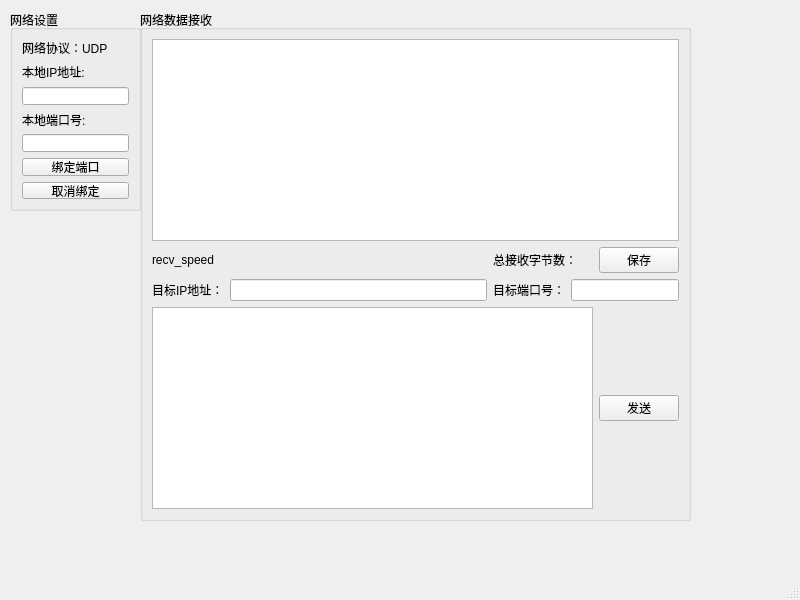
Before: the Qt Designer form MyUdpNetworkassist/mainwindow.ui in ZzJjH/UdpNetworkAssist, drawn with Qt 5.
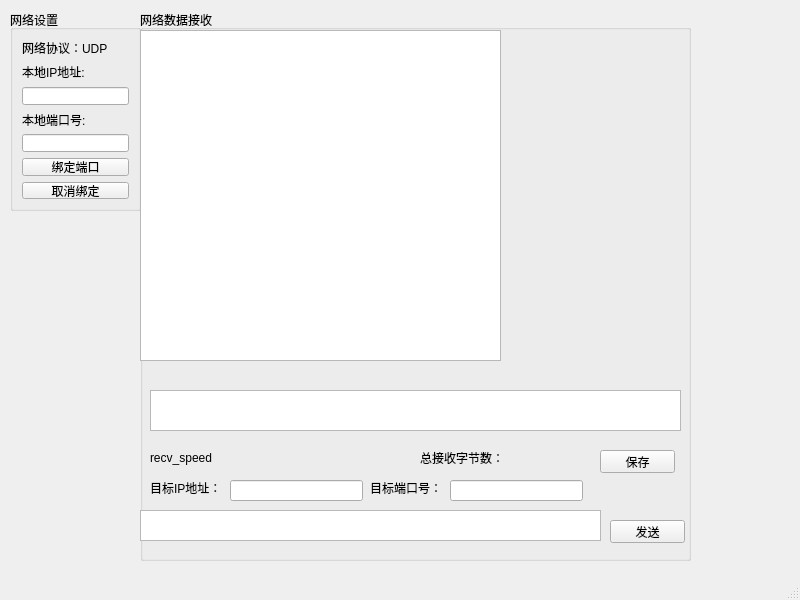
After: the same form once the commit is applied. Custom widgets are drawn as their Qt base class.

Patch:
```diff
--- a/MyUdpNetworkassist/mainwindow.ui
+++ b/MyUdpNetworkassist/mainwindow.ui
@@ -80,82 +80,143 @@
       <x>140</x>
       <y>10</y>
       <width>551</width>
-      <height>511</height>
+      <height>551</height>
      </rect>
     </property>
     <property name="title">
      <string>网络数据接收</string>
     </property>
-    <layout class="QGridLayout" name="gridLayout_2">
-     <item row="0" column="0" colspan="5">
       <widget class="QPlainTextEdit" name="ReceiveplainTextEdit">
+     <property name="geometry">
+      <rect>
+       <x>10</x>
+       <y>380</y>
+       <width>531</width>
+       <height>41</height>
+      </rect>
+     </property>
        <property name="readOnly">
         <bool>false</bool>
        </property>
       </widget>
-     </item>
-     <item row="1" column="0">
       <widget class="QLabel" name="recv_speed">
+     <property name="geometry">
+      <rect>
+       <x>10</x>
+       <y>440</y>
+       <width>65</width>
+       <height>16</height>
+      </rect>
+     </property>
        <property name="text">
         <string>recv_speed</string>
        </property>
       </widget>
-     </item>
-     <item row="1" column="2" colspan="2">
       <widget class="QLabel" name="totalByte">
+     <property name="geometry">
+      <rect>
+       <x>280</x>
+       <y>440</y>
+       <width>84</width>
+       <height>16</height>
+      </rect>
+     </property>
        <property name="text">
         <string>总接收字节数：</string>
        </property>
       </widget>
-     </item>
-     <item row="1" column="4">
       <widget class="QPushButton" name="saveBtn">
+     <property name="geometry">
+      <rect>
+       <x>460</x>
+       <y>440</y>
+       <width>75</width>
+       <height>23</height>
+      </rect>
+     </property>
        <property name="text">
         <string>保存</string>
        </property>
       </widget>
-     </item>
-     <item row="2" column="0">
       <widget class="QLabel" name="label_4">
+     <property name="geometry">
+      <rect>
+       <x>10</x>
+       <y>470</y>
+       <width>71</width>
+       <height>16</height>
+      </rect>
+     </property>
        <property name="text">
         <string>目标IP地址：</string>
        </property>
       </widget>
-     </item>
-     <item row="2" column="1">
-      <widget class="QLineEdit" name="UdpIPlineEdit"/>
-     </item>
-     <item row="2" column="2">
+    <widget class="QLineEdit" name="UdpIPlineEdit">
+     <property name="geometry">
+      <rect>
+       <x>90</x>
+       <y>470</y>
+       <width>133</width>
+       <height>21</height>
+      </rect>
+     </property>
+    </widget>
       <widget class="QLabel" name="label_5">
+     <property name="geometry">
+      <rect>
+       <x>230</x>
+       <y>470</y>
+       <width>72</width>
+       <height>16</height>
+      </rect>
+     </property>
        <property name="text">
         <string>目标端口号：</string>
        </property>
       </widget>
-     </item>
-     <item row="2" column="3" colspan="2">
-      <widget class="QLineEdit" name="UdpPORTlineEdit"/>
-     </item>
-     <item row="3" column="0" colspan="4">
-      <widget class="QTextEdit" name="SendtextEdit"/>
-     </item>
-     <item row="3" column="4">
+    <widget class="QLineEdit" name="UdpPORTlineEdit">
+     <property name="geometry">
+      <rect>
+       <x>310</x>
+       <y>470</y>
+       <width>133</width>
+       <height>21</height>
+      </rect>
+     </property>
+    </widget>
+    <widget class="QTextEdit" name="SendtextEdit">
+     <property name="geometry">
+      <rect>
+       <x>0</x>
+       <y>500</y>
+       <width>461</width>
+       <height>31</height>
+      </rect>
+     </property>
+    </widget>
       <widget class="QPushButton" name="SendBtn">
+     <property name="geometry">
+      <rect>
+       <x>470</x>
+       <y>510</y>
+       <width>75</width>
+       <height>23</height>
+      </rect>
+     </property>
        <property name="text">
         <string>发送</string>
        </property>
       </widget>
-     </item>
-    </layout>
-   </widget>
-   <widget class="QWidget" name="ACCwidget" native="true">
+    <widget class="QChartView" name="ACCview">
     <property name="geometry">
      <rect>
-      <x>30</x>
-      <y>220</y>
-      <width>400</width>
-      <height>320</height>
-     </rect>
-    </property>
+       <x>0</x>
+       <y>20</y>
+       <width>361</width>
+       <height>331</height>
+      </rect>
+     </property>
+    </widget>
    </widget>
   </widget>
   <widget class="QMenuBar" name="menubar">
@@ -170,6 +231,13 @@
   </widget>
   <widget class="QStatusBar" name="statusbar"/>
  </widget>
+ <customwidgets>
+  <customwidget>
+   <class>QChartView</class>
+   <extends>QGraphicsView</extends>
+   <header location="global">qchartview.h</header>
+  </customwidget>
+ </customwidgets>
  <resources/>
  <connections/>
 </ui>
```
Lines whose indentation alone changed are shown as unchanged.
